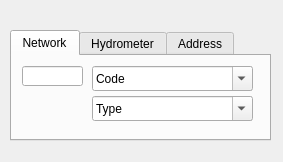
Before: the Qt Designer form search/ui/search_plus_dialog.ui in Giswater/giswater_qgis_plugin, drawn with Qt 5.
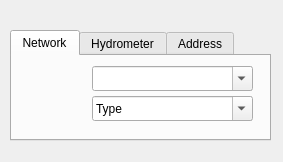
After: the same form once the commit is applied.

Commit message: #199 add filter using QSortFilterProxyModel

The edit to the form file:
```diff
--- a/search/ui/search_plus_dialog.ui
+++ b/search/ui/search_plus_dialog.ui
@@ -44,11 +44,6 @@
      <property name="editable">
       <bool>true</bool>
      </property>
-     <item>
-      <property name="text">
-       <string>Code</string>
-      </property>
-     </item>
     </widget>
     <widget class="QComboBox" name="network_geom_type">
      <property name="geometry">
@@ -68,16 +63,6 @@
       </property>
      </item>
     </widget>
-    <widget class="QLineEdit" name="lineEdit">
-     <property name="geometry">
-      <rect>
-       <x>10</x>
-       <y>10</y>
-       <width>61</width>
-       <height>20</height>
-      </rect>
-     </property>
-    </widget>
    </widget>
    <widget class="QWidget" name="tab_hydrometer">
     <attribute name="title">
```
The commit also changes 1 other file.
